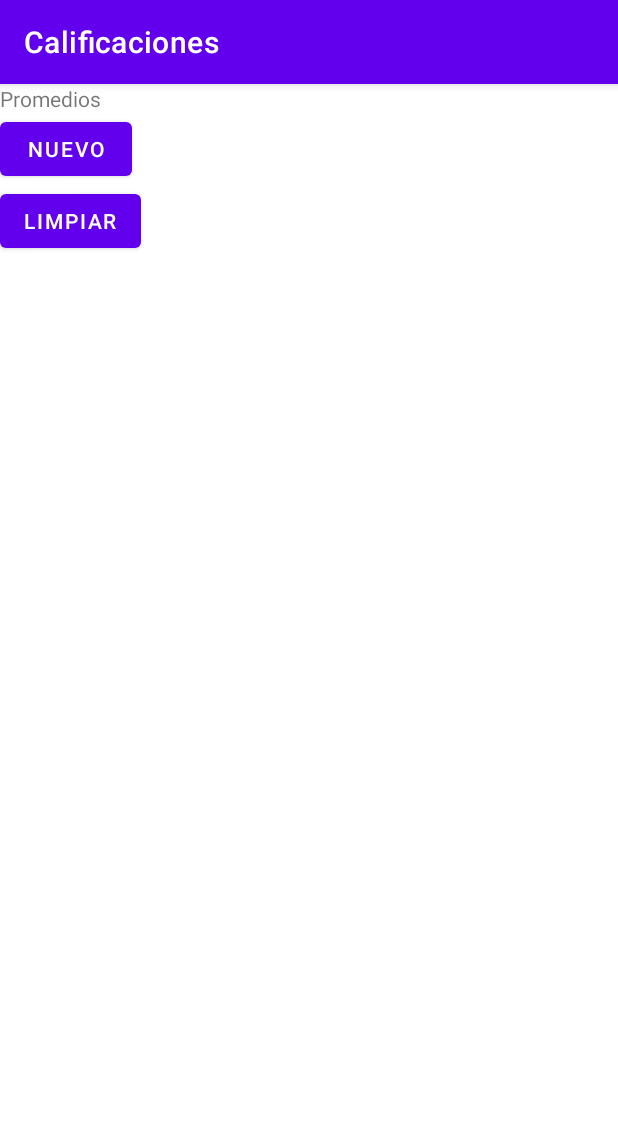
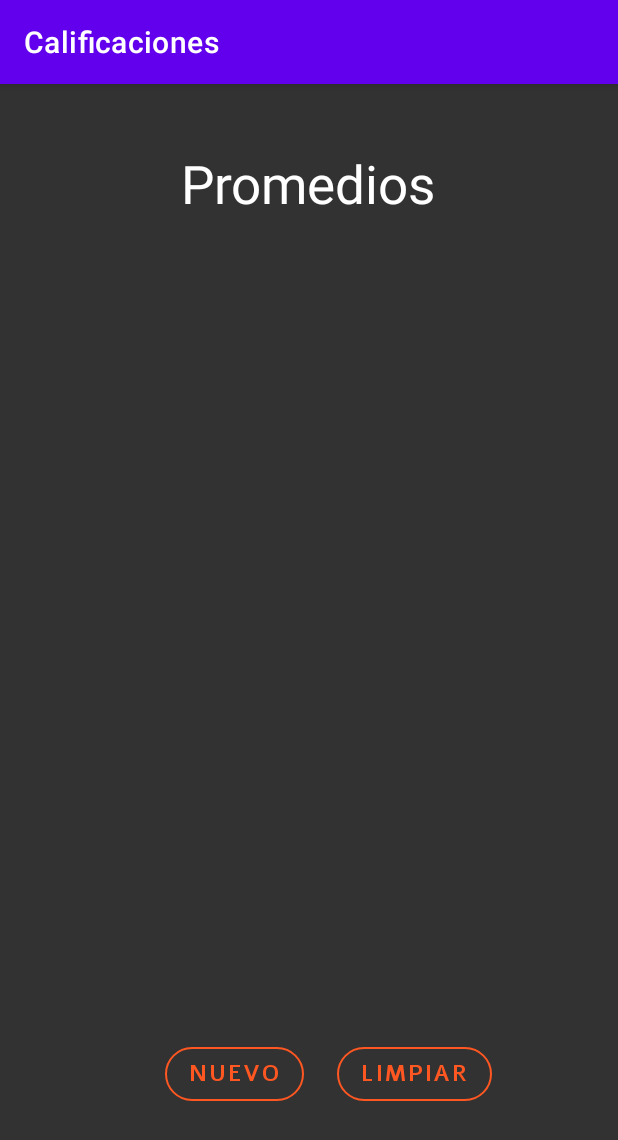
Before and after one commit to JulContreras/Proyecto_Promedios, an Android app: the screen it shows after launch (MainActivity), on a phone screen of 412 x 824 dp. Shown: the top 1140 px of the screen. Run offline under Robolectric (Android 15) with nearby library versions, the phone set to English and light mode, and no system bars.

Commit message:
Estilos de Main y promedio

```diff
--- a/app/src/main/res/layout/activity_main.xml
+++ b/app/src/main/res/layout/activity_main.xml
@@ -1,47 +1,77 @@
 <?xml version="1.0" encoding="utf-8"?>
-<LinearLayout xmlns:android="http://schemas.android.com/apk/res/android"
+<androidx.constraintlayout.widget.ConstraintLayout xmlns:android="http://schemas.android.com/apk/res/android"
     xmlns:app="http://schemas.android.com/apk/res-auto"
     xmlns:tools="http://schemas.android.com/tools"
     android:layout_width="match_parent"
     android:layout_height="match_parent"
     android:orientation="vertical"
-    tools:context=".MainActivity">
+    tools:context=".MainActivity"
+    android:background="@color/Background">
 
     <TextView
         android:id="@+id/txt_inicio"
         android:layout_width="wrap_content"
         android:layout_height="wrap_content"
         android:text="Promedios"
+        android:textColor="@color/white"
+        android:textSize="35sp"
+        app:layout_constraintBottom_toTopOf="@+id/listaProm"
+        app:layout_constraintEnd_toEndOf="parent"
+        app:layout_constraintHorizontal_bias="0.498"
+        app:layout_constraintStart_toStartOf="parent"
+        app:layout_constraintTop_toTopOf="parent" />
+
+    <androidx.recyclerview.widget.RecyclerView
+        android:id="@+id/listaProm"
+        android:layout_width="347dp"
+        android:layout_height="208dp"
+        android:layout_marginBottom="428dp"
+        android:outlineAmbientShadowColor="@color/white"
         app:layout_constraintBottom_toBottomOf="parent"
         app:layout_constraintEnd_toEndOf="parent"
-        app:layout_constraintStart_toStartOf="parent"
-        app:layout_constraintTop_toTopOf="parent"
-        app:layout_constraintVertical_bias="0.037" />
+        app:layout_constraintStart_toStartOf="parent" />
 
-    <androidx.recyclerview.widget.RecyclerView
-        android:layout_width="match_parent"
+    <Button
+        android:id="@+id/btn_Limpiar"
+        style="?attr/materialButtonOutlinedStyle"
+        android:layout_width="wrap_content"
         android:layout_height="wrap_content"
-        android:id="@+id/listaProm"/>
+        android:layout_marginTop="296dp"
+        android:layout_marginEnd="84dp"
+
+        android:layout_marginBottom="84dp"
+        android:fontFamily="@font/alef_bold"
+        android:text="Limpiar"
+        android:textColor="@color/Background2"
+        android:textSize="15sp"
+        app:cornerRadius="20dp"
+        app:layout_constraintBottom_toBottomOf="parent"
+        app:layout_constraintEnd_toEndOf="parent"
+        app:layout_constraintTop_toBottomOf="@+id/listaProm"
+        app:layout_constraintVertical_bias="0.0"
+        app:strokeColor="@color/Background2" />
 
     <Button
         android:id="@+id/btn_Nuevo"
+        style="?attr/materialButtonOutlinedStyle"
         android:layout_width="wrap_content"
         android:layout_height="wrap_content"
+        android:layout_marginStart="96dp"
+        android:layout_marginTop="296dp"
+
+        android:layout_marginBottom="84dp"
+        android:fontFamily="@font/alef_bold"
         android:text="Nuevo"
+        android:textColor="@color/Background2"
+        android:textSize="15sp"
+        app:cornerRadius="20dp"
         app:layout_constraintBottom_toBottomOf="parent"
         app:layout_constraintEnd_toStartOf="@+id/btn_Limpiar"
+        app:layout_constraintHorizontal_bias="0.388"
         app:layout_constraintStart_toStartOf="parent"
-
-        />
-
-    <Button
-        android:id="@+id/btn_Limpiar"
-        android:layout_width="wrap_content"
-        android:layout_height="wrap_content"
-        android:text="Limpiar"
-        app:layout_constraintBottom_toBottomOf="parent"
-        app:layout_constraintEnd_toEndOf="parent"
-        app:layout_constraintStart_toEndOf="@+id/btn_Nuevo" />
+        app:layout_constraintTop_toBottomOf="@+id/listaProm"
+        app:layout_constraintVertical_bias="0.0"
+        app:strokeColor="@color/Background2" />
 
 
-</LinearLayout>
+</androidx.constraintlayout.widget.ConstraintLayout>
--- a/app/src/main/res/values/colors.xml
+++ b/app/src/main/res/values/colors.xml
@@ -7,4 +7,6 @@
     <color name="teal_700">#FF018786</color>
     <color name="black">#FF000000</color>
     <color name="white">#FFFFFFFF</color>
+    <color name="Background">#323232</color>
+    <color name="Background2">#FF5722</color>
 </resources>
```
Also changed, not shown: app/src/main/res/drawable/style_border.xml (added, +17 -0 lines), app/src/main/res/layout/lista_item_prom.xml (+32 -16 lines), app/src/main/res/font/alef_bold.ttf (added).
